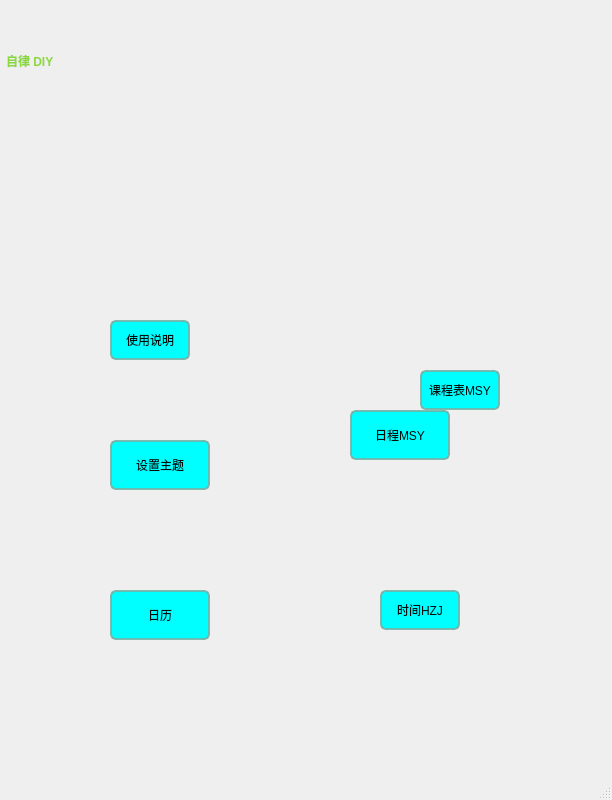
This is realProgect/mainwindow.ui in Arthur381/QTproject as Qt 5 draws it before an edit. The edited form follows.
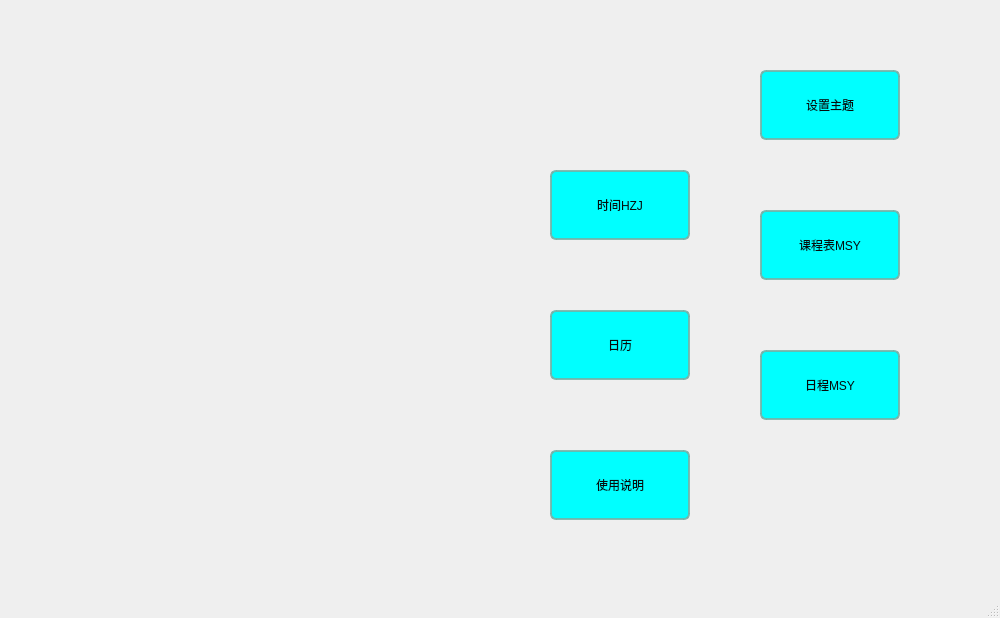
This is the edited form. Icons and pictures are not drawn. Custom widgets are drawn as their Qt base class.

```diff
--- a/realProgect/mainwindow.ui
+++ b/realProgect/mainwindow.ui
@@ -6,20 +6,20 @@
    <rect>
     <x>0</x>
     <y>0</y>
-    <width>612</width>
-    <height>800</height>
+    <width>1000</width>
+    <height>618</height>
    </rect>
   </property>
   <property name="minimumSize">
    <size>
-    <width>600</width>
-    <height>800</height>
+    <width>1000</width>
+    <height>618</height>
    </size>
   </property>
   <property name="maximumSize">
    <size>
-    <width>612</width>
-    <height>800</height>
+    <width>1000</width>
+    <height>618</height>
    </size>
   </property>
   <property name="windowTitle">
@@ -45,46 +45,25 @@
    <bool>false</bool>
   </property>
   <widget class="QWidget" name="centralwidget">
-   <widget class="QWidget" name="widget_2" native="true">
-    <property name="enabled">
-     <bool>true</bool>
-    </property>
-    <property name="geometry">
-     <rect>
-      <x>0</x>
-      <y>200</y>
-      <width>600</width>
-      <height>600</height>
-     </rect>
-    </property>
-    <property name="minimumSize">
-     <size>
-      <width>600</width>
-      <height>600</height>
-     </size>
-    </property>
-    <property name="maximumSize">
-     <size>
-      <width>600</width>
-      <height>600</height>
-     </size>
-    </property>
-    <property name="styleSheet">
-     <string notr="true"/>
-    </property>
     <widget class="HoverButton" name="TTBT">
      <property name="geometry">
       <rect>
-       <x>420</x>
-       <y>170</y>
-       <width>80</width>
-       <height>40</height>
+      <x>760</x>
+      <y>210</y>
+      <width>140</width>
+      <height>70</height>
       </rect>
      </property>
      <property name="minimumSize">
       <size>
-       <width>40</width>
-       <height>40</height>
+      <width>140</width>
+      <height>70</height>
+     </size>
+    </property>
+    <property name="maximumSize">
+     <size>
+      <width>200</width>
+      <height>100</height>
       </size>
      </property>
      <property name="styleSheet">
@@ -97,22 +76,22 @@
     <widget class="HoverButton" name="pushButton">
      <property name="geometry">
       <rect>
-       <x>350</x>
-       <y>210</y>
-       <width>100</width>
-       <height>50</height>
+      <x>760</x>
+      <y>350</y>
+      <width>140</width>
+      <height>70</height>
       </rect>
      </property>
      <property name="minimumSize">
       <size>
-       <width>100</width>
-       <height>50</height>
+      <width>140</width>
+      <height>70</height>
       </size>
      </property>
      <property name="maximumSize">
       <size>
-       <width>100</width>
-       <height>50</height>
+      <width>200</width>
+      <height>100</height>
       </size>
      </property>
      <property name="styleSheet">
@@ -122,75 +101,25 @@
       <string>日程MSY</string>
      </property>
     </widget>
-    <widget class="HoverButton" name="calBT">
-     <property name="geometry">
-      <rect>
-       <x>110</x>
-       <y>390</y>
-       <width>100</width>
-       <height>50</height>
-      </rect>
-     </property>
-     <property name="minimumSize">
-      <size>
-       <width>100</width>
-       <height>50</height>
-      </size>
-     </property>
-     <property name="maximumSize">
-      <size>
-       <width>200</width>
-       <height>100</height>
-      </size>
-     </property>
-     <property name="styleSheet">
-      <string notr="true">QPushButton{border: 2px solid rgba(115, 177, 166, 0.865);color:rgb(5, 12, 12);background-color:aqua;border-radius: 6;size: 40px,40px;font: 10pt &quot;楷体&quot;;}</string>
-     </property>
-     <property name="text">
-      <string>日历</string>
-     </property>
-    </widget>
-    <widget class="HoverButton" name="style">
-     <property name="geometry">
-      <rect>
-       <x>110</x>
-       <y>240</y>
-       <width>100</width>
-       <height>50</height>
-      </rect>
-     </property>
-     <property name="minimumSize">
-      <size>
-       <width>100</width>
-       <height>50</height>
-      </size>
-     </property>
-     <property name="maximumSize">
-      <size>
-       <width>200</width>
-       <height>100</height>
-      </size>
-     </property>
-     <property name="styleSheet">
-      <string notr="true">QPushButton{border: 2px solid rgba(115, 177, 166, 0.865);color:rgb(5, 12, 12);background-color:aqua;border-radius: 6;size: 40px,40px;font: 10pt &quot;楷体&quot;;}</string>
-     </property>
-     <property name="text">
-      <string>设置主题</string>
-     </property>
-    </widget>
     <widget class="HoverButton" name="readme">
      <property name="geometry">
       <rect>
-       <x>110</x>
-       <y>120</y>
-       <width>80</width>
-       <height>40</height>
+      <x>550</x>
+      <y>450</y>
+      <width>140</width>
+      <height>70</height>
       </rect>
      </property>
      <property name="minimumSize">
       <size>
-       <width>40</width>
-       <height>40</height>
+      <width>140</width>
+      <height>70</height>
+     </size>
+    </property>
+    <property name="maximumSize">
+     <size>
+      <width>200</width>
+      <height>100</height>
       </size>
      </property>
      <property name="styleSheet">
@@ -200,19 +129,85 @@
       <string>使用说明</string>
      </property>
     </widget>
+   <widget class="HoverButton" name="style">
+    <property name="geometry">
+     <rect>
+      <x>760</x>
+      <y>70</y>
+      <width>140</width>
+      <height>70</height>
+     </rect>
+    </property>
+    <property name="minimumSize">
+     <size>
+      <width>140</width>
+      <height>70</height>
+     </size>
+    </property>
+    <property name="maximumSize">
+     <size>
+      <width>200</width>
+      <height>100</height>
+     </size>
+    </property>
+    <property name="styleSheet">
+     <string notr="true">QPushButton{border: 2px solid rgba(115, 177, 166, 0.865);color:rgb(5, 12, 12);background-color:aqua;border-radius: 6;size: 40px,40px;font: 10pt &quot;楷体&quot;;}</string>
+    </property>
+    <property name="text">
+     <string>设置主题</string>
+    </property>
+   </widget>
+   <widget class="HoverButton" name="calBT">
+    <property name="geometry">
+     <rect>
+      <x>550</x>
+      <y>310</y>
+      <width>140</width>
+      <height>70</height>
+     </rect>
+    </property>
+    <property name="minimumSize">
+     <size>
+      <width>140</width>
+      <height>70</height>
+     </size>
+    </property>
+    <property name="maximumSize">
+     <size>
+      <width>200</width>
+      <height>100</height>
+     </size>
+    </property>
+    <property name="styleSheet">
+     <string notr="true">QPushButton{border: 2px solid rgba(115, 177, 166, 0.865);color:rgb(5, 12, 12);background-color:aqua;border-radius: 6;size: 40px,40px;font: 10pt &quot;楷体&quot;;}</string>
+    </property>
+    <property name="text">
+     <string>日历</string>
+    </property>
+    <property name="icon">
+     <iconset resource="images.qrc">
+      <normaloff>:/image/cal_ico.jpg</normaloff>:/image/cal_ico.jpg</iconset>
+    </property>
+   </widget>
     <widget class="HoverButton" name="clockBT">
      <property name="geometry">
       <rect>
-       <x>380</x>
-       <y>390</y>
-       <width>80</width>
-       <height>40</height>
+      <x>550</x>
+      <y>170</y>
+      <width>140</width>
+      <height>70</height>
       </rect>
      </property>
      <property name="minimumSize">
       <size>
-       <width>40</width>
-       <height>40</height>
+      <width>140</width>
+      <height>70</height>
+     </size>
+    </property>
+    <property name="maximumSize">
+     <size>
+      <width>200</width>
+      <height>100</height>
       </size>
      </property>
      <property name="cursor">
@@ -226,29 +221,6 @@
      </property>
     </widget>
    </widget>
-   <widget class="QLabel" name="label">
-    <property name="geometry">
-     <rect>
-      <x>6</x>
-      <y>41</y>
-      <width>291</width>
-      <height>40</height>
-     </rect>
-    </property>
-    <property name="maximumSize">
-     <size>
-      <width>16777215</width>
-      <height>40</height>
-     </size>
-    </property>
-    <property name="styleSheet">
-     <string notr="true">#label{color: #8cd740;font: &quot;楷体&quot;;font: 30pt &quot;黑体&quot;;font-weight: bold;text-align: center;}</string>
-    </property>
-    <property name="text">
-     <string>自律 DIY</string>
-    </property>
-   </widget>
-  </widget>
   <widget class="QMenuBar" name="menubar">
    <property name="geometry">
     <rect>
```
Left out of the diff: 2 changed lines with no effect on the pictures. Lines whose indentation alone changed are shown as unchanged.
